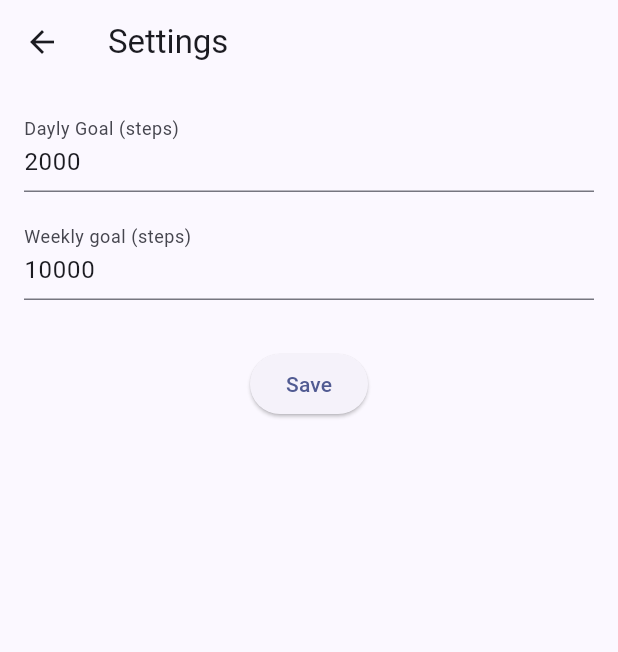
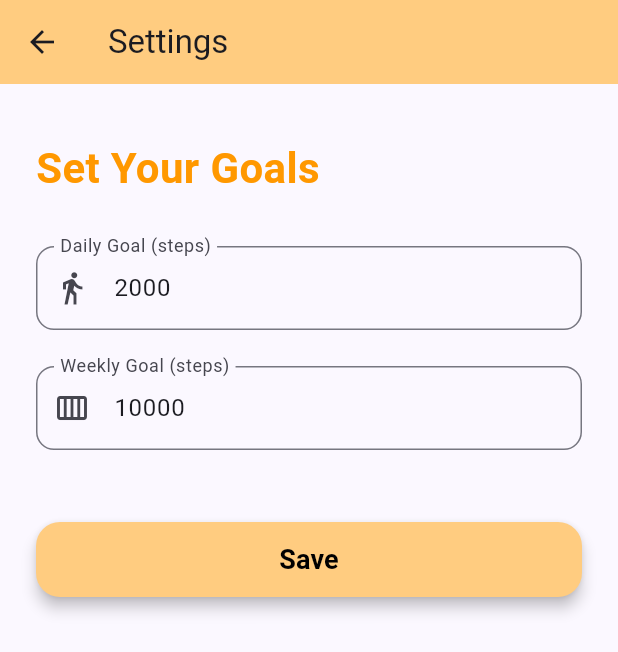
Before and after one commit to RedSut/progetto_mobile, a Flutter app: the SettingsPage screen opened directly, on a phone screen of 412 x 824 dp. Shown: the top 652 px of the screen. Run offline on Flutter 3.47's test engine with Material 3 defaults, Android fonts, the phone set to English and light mode, and no system bars; our stand-ins replace flutter_local_notifications, pedometer, percent_indicator, permission_handler, shared_preferences; accounts and stored records are empty.

Commit message:
Aggiornata grafica pagina impostazioni e fix colore freccia indietro altre pagine

```diff
--- a/lib/ui/pages/bag_page.dart
+++ b/lib/ui/pages/bag_page.dart
@@ -22,6 +22,7 @@ class BagPage extends StatelessWidget {
           title: const Text('La tua Borsa', style: TextStyle(color: Colors.white),),
           backgroundColor: Colors.green.shade900,
           elevation: 0,
+          foregroundColor: Colors.white,
         ),
         body: GestureDetector(
           onVerticalDragEnd: (details) {
--- a/lib/ui/pages/claim_rewards.dart
+++ b/lib/ui/pages/claim_rewards.dart
@@ -179,6 +179,7 @@ class _RewardsPageState extends State<RewardsPage> {
     return Scaffold(
       backgroundColor: Colors.green.shade900, // Colore sfondo schermata
       appBar: AppBar(
+        foregroundColor: Colors.orange,
         backgroundColor: Colors.green.shade900, // Colore sfondo AppBar
         title: const Text(
           'Rewards',
--- a/lib/ui/pages/settings_page.dart
+++ b/lib/ui/pages/settings_page.dart
@@ -37,46 +37,97 @@ class _SettingsPageState extends State<SettingsPage> {
     await StorageService.saveDailyGoal(dailyGoal);
     await StorageService.saveWeeklyGoal(weeklyGoal);
 
+    Navigator.pop(context); // chiude il drawer se è aperto
     ScaffoldMessenger.of(context).showSnackBar(
-      const SnackBar(content: Text('Goals updated!')),
+      SnackBar(
+        content: const Text('Goals updated!',
+          style: TextStyle(
+            color: Colors.black,
+          ),
+        ),
+        backgroundColor: Colors.orange.shade200,
+        behavior: SnackBarBehavior.floating,
+        shape: RoundedRectangleBorder(borderRadius: BorderRadius.circular(12)),
+      ),
     );
   }
 
   @override
   Widget build(BuildContext context) {
+    final primaryColor = Colors.orange.shade200;
+
     return Scaffold(
       appBar: AppBar(
         title: const Text('Settings'),
+        backgroundColor: primaryColor,
+        elevation: 0,
       ),
-      body: Padding(
-        padding: const EdgeInsets.all(16),
+      body: SingleChildScrollView(
+        padding: const EdgeInsets.symmetric(horizontal: 24, vertical: 36),
         child: Column(
+          crossAxisAlignment: CrossAxisAlignment.start,
           children: [
+            Text(
+              'Set Your Goals',
+              style: TextStyle(
+                fontSize: 28,
+                fontWeight: FontWeight.bold,
+                color: Colors.orange,
+              ),
+            ),
+            const SizedBox(height: 32),
             TextField(
               controller: _dailyController,
               keyboardType: TextInputType.number,
-              decoration: const InputDecoration(
-                labelText: 'Dayly Goal (steps)',
+              decoration: InputDecoration(
+                labelText: 'Daily Goal (steps)',
+                border: OutlineInputBorder(
+                  borderRadius: BorderRadius.circular(12),
+                ),
+                focusedBorder: OutlineInputBorder(
+                  borderRadius: BorderRadius.circular(12),
+                  borderSide: BorderSide(color: primaryColor, width: 2),
+                ),
+                prefixIcon: const Icon(Icons.directions_walk),
               ),
             ),
-            const SizedBox(height: 16),
+            const SizedBox(height: 24),
             TextField(
               controller: _weeklyController,
               keyboardType: TextInputType.number,
-              decoration: const InputDecoration(
-                labelText: 'Weekly goal (steps)',
+              decoration: InputDecoration(
+                labelText: 'Weekly Goal (steps)',
+                border: OutlineInputBorder(
+                  borderRadius: BorderRadius.circular(12),
+                ),
+                focusedBorder: OutlineInputBorder(
+                  borderRadius: BorderRadius.circular(12),
+                  borderSide: BorderSide(color: primaryColor, width: 2),
+                ),
+                prefixIcon: const Icon(Icons.calendar_view_week),
               ),
             ),
-            const SizedBox(height: 32),
-            ElevatedButton(
+            const SizedBox(height: 48),
+            SizedBox(
+              width: double.infinity,
+              height: 50,
+              child: ElevatedButton(
                 onPressed: () async {
                   await _saveGoals();
-                // Ricarica i goal nel StepsManager
                   final stepsManager = Provider.of<StepsManager>(context, listen: false);
                   await stepsManager.loadGoals();
                   Navigator.pop(context);
                 },
-              child: const Text('Save'),
+                style: ElevatedButton.styleFrom(
+                  shape: RoundedRectangleBorder(borderRadius: BorderRadius.circular(16)),
+                  backgroundColor: primaryColor,
+                  elevation: 4,
+                ),
+                child: const Text(
+                  'Save',
+                  style: TextStyle(fontSize: 18, fontWeight: FontWeight.bold, color: Colors.black),
+                ),
+              ),
             ),
           ],
         ),
```
Lines whose indentation alone changed are shown as unchanged.
